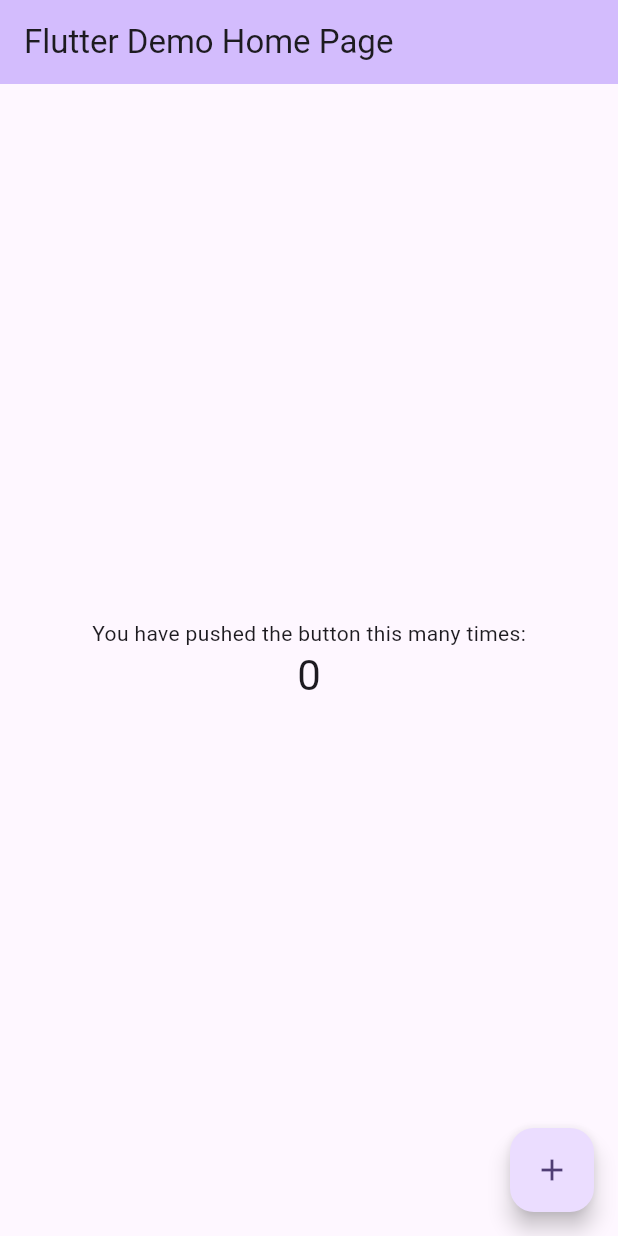
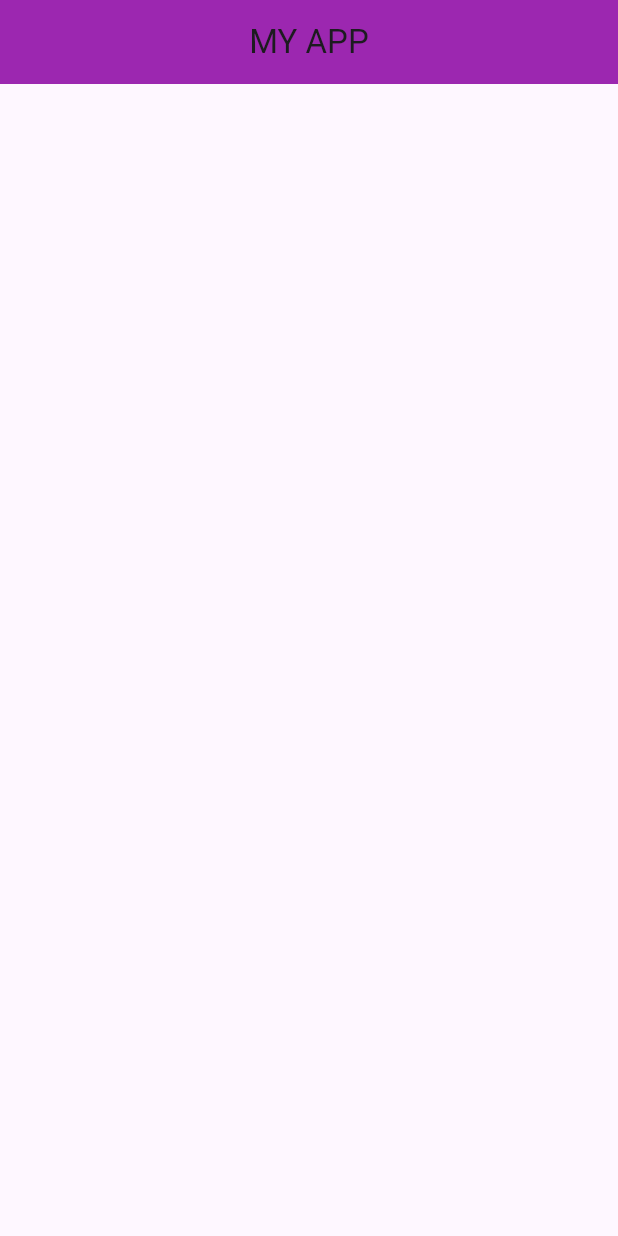
Before and after one commit to Salman-Dev336/navigations_routes_in_flutter, a Flutter app: the screen it shows after launch, on a phone screen of 412 x 824 dp. Run offline on Flutter 3.47's test engine with Material 3 defaults, Android fonts, the phone set to English and light mode, and no system bars.

Commit message:
add a homescreen dart file

```diff
--- /dev/null
+++ b/routes/lib/home_screen.dart
@@ -0,0 +1,26 @@
+import 'package:flutter/material.dart';
+
+class HomeScreen extends StatefulWidget {
+  const HomeScreen({super.key});
+
+  @override
+  State<HomeScreen> createState() => _HomeScreenState();
+}
+
+class _HomeScreenState extends State<HomeScreen> {
+  @override
+  Widget build(BuildContext context) {
+    return Scaffold(
+      appBar: AppBar(
+        title: Text('MY APP'),
+        centerTitle: true,
+        backgroundColor: Colors.purple,
+      ),
+      body: Column(
+        children: [
+
+        ],
+      ),
+    );
+  }
+}
--- a/routes/lib/main.dart
+++ b/routes/lib/main.dart
@@ -1,122 +1,23 @@
 import 'package:flutter/material.dart';
+import 'package:routes/home_screen.dart';
 
-void main() {
+void main(){
   runApp(const MyApp());
+
 }
-
 class MyApp extends StatelessWidget {
   const MyApp({super.key});
 
-  // This widget is the root of your application.
   @override
   Widget build(BuildContext context) {
     return MaterialApp(
+      debugShowCheckedModeBanner: false,
       title: 'Flutter Demo',
       theme: ThemeData(
-        // This is the theme of your application.
-        //
-        // TRY THIS: Try running your application with "flutter run". You'll see
-        // the application has a purple toolbar. Then, without quitting the app,
-        // try changing the seedColor in the colorScheme below to Colors.green
-        // and then invoke "hot reload" (save your changes or press the "hot
-        // reload" button in a Flutter-supported IDE, or press "r" if you used
-        // the command line to start the app).
-        //
-        // Notice that the counter didn't reset back to zero; the application
-        // state is not lost during the reload. To reset the state, use hot
-        // restart instead.
-        //
-        // This works for code too, not just values: Most code changes can be
-        // tested with just a hot reload.
-        colorScheme: .fromSeed(seedColor: Colors.deepPurple),
+        primaryColor: Colors.blue,
+
       ),
-      home: const MyHomePage(title: 'Flutter Demo Home Page'),
+      home: const HomeScreen(),
     );
   }
 }
-
-class MyHomePage extends StatefulWidget {
-  const MyHomePage({super.key, required this.title});
-
-  // This widget is the home page of your application. It is stateful, meaning
-  // that it has a State object (defined below) that contains fields that affect
-  // how it looks.
-
-  // This class is the configuration for the state. It holds the values (in this
-  // case the title) provided by the parent (in this case the App widget) and
-  // used by the build method of the State. Fields in a Widget subclass are
-  // always marked "final".
-
-  final String title;
-
-  @override
-  State<MyHomePage> createState() => _MyHomePageState();
-}
-
-class _MyHomePageState extends State<MyHomePage> {
-  int _counter = 0;
-
-  void _incrementCounter() {
-    setState(() {
-      // This call to setState tells the Flutter framework that something has
-      // changed in this State, which causes it to rerun the build method below
-      // so that the display can reflect the updated values. If we changed
-      // _counter without calling setState(), then the build method would not be
-      // called again, and so nothing would appear to happen.
-      _counter++;
-    });
-  }
-
-  @override
-  Widget build(BuildContext context) {
-    // This method is rerun every time setState is called, for instance as done
-    // by the _incrementCounter method above.
-    //
-    // The Flutter framework has been optimized to make rerunning build methods
-    // fast, so that you can just rebuild anything that needs updating rather
-    // than having to individually change instances of widgets.
-    return Scaffold(
-      appBar: AppBar(
-        // TRY THIS: Try changing the color here to a specific color (to
-        // Colors.amber, perhaps?) and trigger a hot reload to see the AppBar
-        // change color while the other colors stay the same.
-        backgroundColor: Theme.of(context).colorScheme.inversePrimary,
-        // Here we take the value from the MyHomePage object that was created by
-        // the App.build method, and use it to set our appbar title.
-        title: Text(widget.title),
-      ),
-      body: Center(
-        // Center is a layout widget. It takes a single child and positions it
-        // in the middle of the parent.
-        child: Column(
-          // Column is also a layout widget. It takes a list of children and
-          // arranges them vertically. By default, it sizes itself to fit its
-          // children horizontally, and tries to be as tall as its parent.
-          //
-          // Column has various properties to control how it sizes itself and
-          // how it positions its children. Here we use mainAxisAlignment to
-          // center the children vertically; the main axis here is the vertical
-          // axis because Columns are vertical (the cross axis would be
-          // horizontal).
-          //
-          // TRY THIS: Invoke "debug painting" (choose the "Toggle Debug Paint"
-          // action in the IDE, or press "p" in the console), to see the
-          // wireframe for each widget.
-          mainAxisAlignment: .center,
-          children: [
-            const Text('You have pushed the button this many times:'),
-            Text(
-              '$_counter',
-              style: Theme.of(context).textTheme.headlineMedium,
-            ),
-          ],
-        ),
-      ),
-      floatingActionButton: FloatingActionButton(
-        onPressed: _incrementCounter,
-        tooltip: 'Increment',
-        child: const Icon(Icons.add),
-      ),
-    );
-  }
-}
```
